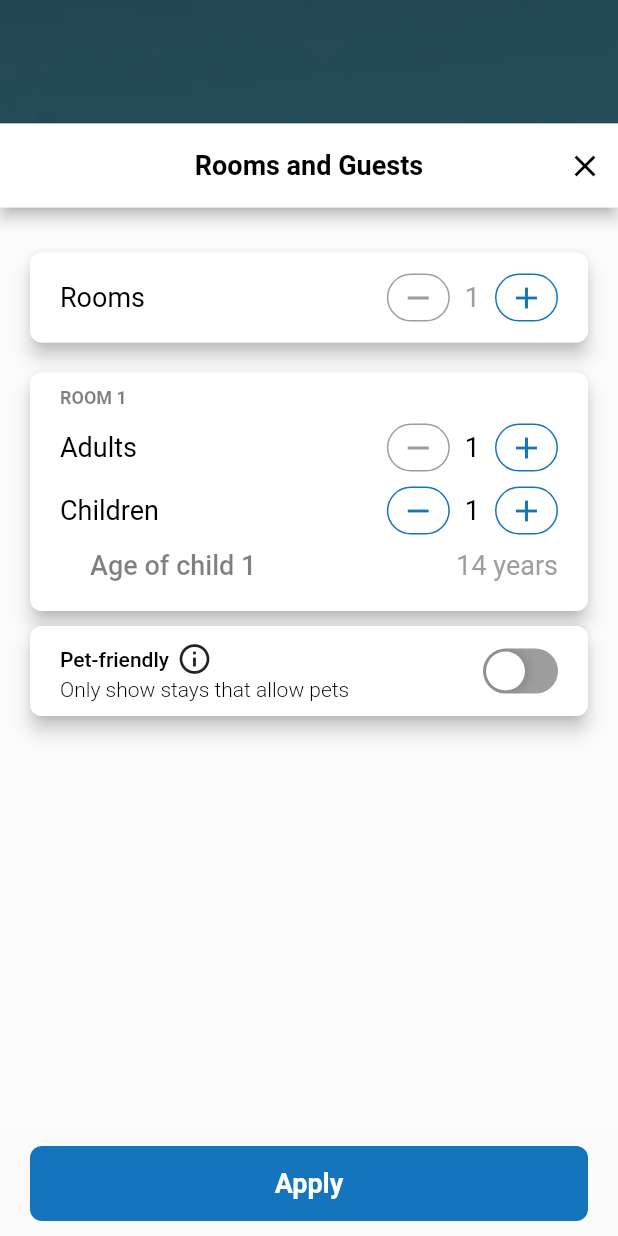
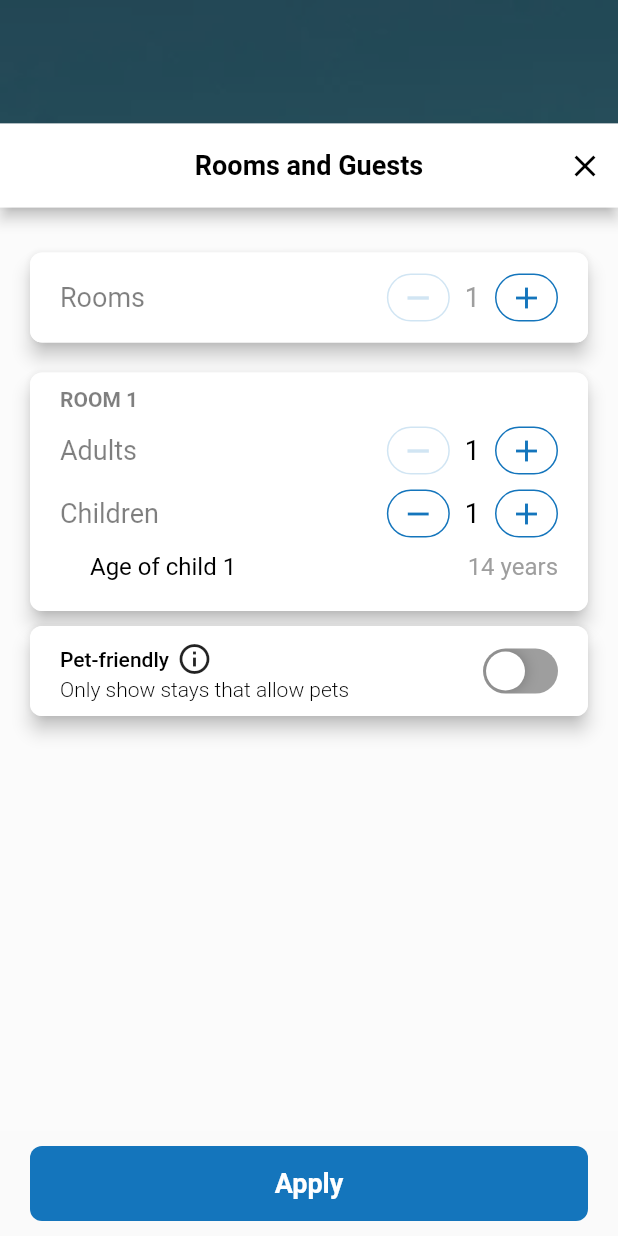
Before and after one commit to yassinBeyazid/hotel_go, a Flutter app: the screen it shows after launch, after a tap on an icon or button, on a phone screen of 412 x 824 dp. Run offline on Flutter 3.47's test engine with Material 2 defaults, Android fonts, the phone set to English and light mode, and no system bars; drawn by our look-alikes of dropdown_search, flutter_advanced_switch; our stand-ins replace bloc, equatable, flutter_bloc, syncfusion_flutter_datepicker.

Commit message:
edit in bottom sheet design

```diff
--- a/lib/view/home/components/bottom_sheet.dart
+++ b/lib/view/home/components/bottom_sheet.dart
@@ -124,7 +124,7 @@ class BottomSheetModal {
                                         fontSize:
                                         18,
                                         color:
-                                        Colors.black,
+                                        Colors.black.withOpacity(0.50),
                                         fontWeight: FontWeight.w400),
                                   ),
                                   Row(
@@ -141,11 +141,11 @@ class BottomSheetModal {
                                         },
                                         child:
                                         Container(
-                                          decoration: BoxDecoration(border: Border.all(color:(roomNumber != 1)? AppConstants.darkBlue:Colors.grey ), borderRadius: BorderRadius.all(Radius.circular(50))),
+                                          decoration: BoxDecoration(border: Border.all(color:(roomNumber != 1)? AppConstants.darkBlue:AppConstants.littleBlue ), borderRadius: BorderRadius.all(Radius.circular(50))),
                                           child: Padding(
                                             padding: const EdgeInsets.symmetric(horizontal: 8,vertical: 3),                                            child: Icon(
                                               Icons.remove,
-                                              color: (roomNumber != 1)? AppConstants.darkBlue:Colors.grey,
+                                              color: (roomNumber != 1)? AppConstants.darkBlue:AppConstants.littleBlue,
                                             ),
                                           ),
                                         ),
@@ -236,7 +236,7 @@ class BottomSheetModal {
                                     Text(
                                       'ROOM 1',
                                       style: TextStyle(
-                                          fontSize: 12,
+                                          fontSize: 14,
                                           color: Colors.black.withOpacity(0.50),
                                           fontWeight: FontWeight.w700),
                                     ),
@@ -250,7 +250,7 @@ class BottomSheetModal {
                                       children: [
                                         Text(
                                           'Adults',
-                                          style: TextStyle(fontSize: 18, color: Colors.black, fontWeight: FontWeight.w400),
+                                          style: TextStyle(fontSize: 18, color: Colors.black.withOpacity(0.50), fontWeight: FontWeight.w400),
                                         ),
                                         Row(
                                           children: [
@@ -263,11 +263,11 @@ class BottomSheetModal {
 
                                               },
                                               child: Container(
-                                                decoration: BoxDecoration(border: Border.all(color:(adultNumber ==1)?Colors.grey: AppConstants.darkBlue), borderRadius: BorderRadius.all(Radius.circular(50))),
+                                                decoration: BoxDecoration(border: Border.all(color:(adultNumber ==1)?AppConstants.littleBlue: AppConstants.darkBlue), borderRadius: BorderRadius.all(Radius.circular(50))),
                                                 child: Padding(
                                                   padding: const EdgeInsets.symmetric(horizontal: 8,vertical: 3),                                                  child: Icon(
                                                     Icons.remove,
-                                                    color:(adultNumber ==1)?Colors.grey: AppConstants.darkBlue,
+                                                    color:(adultNumber ==1)?AppConstants.littleBlue: AppConstants.darkBlue,
                                                   ),
                                                 ),
                                               ),
@@ -311,7 +311,7 @@ class BottomSheetModal {
                                       children: [
                                         Text(
                                           'Children',
-                                          style: TextStyle(fontSize: 18, color: Colors.black, fontWeight: FontWeight.w400),
+                                          style: TextStyle(fontSize: 18, color:  Colors.black.withOpacity(0.50), fontWeight: FontWeight.w400),
                                         ),
                                         Row(
                                           children: [
@@ -325,11 +325,11 @@ class BottomSheetModal {
 
                                               },
                                               child: Container(
-                                                decoration: BoxDecoration(border: Border.all(color: (childrenNumber!= 0)?AppConstants.darkBlue:Colors.grey), borderRadius: BorderRadius.all(Radius.circular(50))),
+                                                decoration: BoxDecoration(border: Border.all(color: (childrenNumber!= 0)?AppConstants.darkBlue:AppConstants.littleBlue), borderRadius: BorderRadius.all(Radius.circular(50))),
                                                 child: Padding(
                                                   padding: const EdgeInsets.symmetric(horizontal: 8,vertical: 3),                                                  child: Icon(
                                                     Icons.remove,
-                                                    color:(childrenNumber!= 0)?AppConstants.darkBlue:Colors.grey,
+                                                    color:(childrenNumber!= 0)?AppConstants.darkBlue:AppConstants.littleBlue,
                                                   ),
                                                 ),
                                               ),
@@ -379,11 +379,11 @@ class BottomSheetModal {
                                               children: [
                                                 Text(
                                                   'Age of child ${i+1}',
-                                                  style: TextStyle(fontSize: 18, color: Colors.black.withOpacity(0.50), fontWeight: FontWeight.w500),
+                                                  style: TextStyle(fontSize: 16, color: Colors.black, fontWeight: FontWeight.w400),
                                                 ),
                                                 Text(
                                                   '14 years',
-                                                  style: TextStyle(fontSize: 18, color: Colors.grey, fontWeight: FontWeight.w400),
+                                                  style: TextStyle(fontSize: 16, color: Colors.grey, fontWeight: FontWeight.w400),
                                                 )
                                               ],
                                             ),
```
